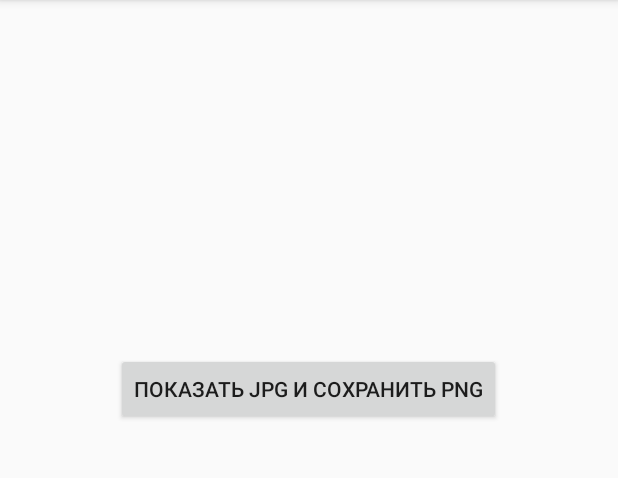
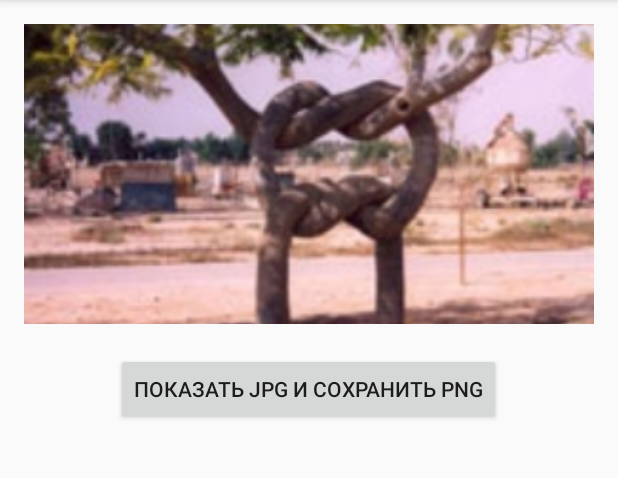
Before and after one commit to bartex12/PopularLibs, an Android app: the screen it shows after launch (MainActivity), after a tap on "ПОКАЗАТЬ JPG И СОХРАНИТЬ PNG", on a phone screen of 412 x 824 dp, the part 84-562 px from its top. Run offline under Robolectric (Android 15) with nearby library versions, the phone set to English and light mode, and no system bars; our stand-ins replace RxJava.

```diff
--- a/app/src/main/java/com/example/popularlibs_homrworks/presenter/MainPresenter.kt
+++ b/app/src/main/java/com/example/popularlibs_homrworks/presenter/MainPresenter.kt
@@ -5,6 +5,6 @@ interface MainPresenter {
     fun getJPGBitmap()
     fun saveJPGfile()
 
-    fun readJPG()
+    fun readAndShowJPG()
     fun convertJPG_toPNG()
 }
--- a/app/src/main/java/com/example/popularlibs_homrworks/presenter/MainPresenterImpl.kt
+++ b/app/src/main/java/com/example/popularlibs_homrworks/presenter/MainPresenterImpl.kt
@@ -25,35 +25,33 @@ class MainPresenterImpl(val view:MainView, val repo: Repository): MainPresenter
                      {view.saveJPGsuccess_Toast()},
                      {it.message?.let { it1 -> view.showError(it1) }})
             },
-            {it.message?.let { it1 -> view.showError(it1) }},
-            { Log.d(TAG, "MainPresenterImpl saveJPGfile  - Завершено успешно")})
+            {it.message?.let { it1 -> view.showError(it1) }})
 
     }
 
-    override fun readJPG() {
-        repo.readJPGpathFile()
-            .map {BitmapFactory.decodeFile(it)}
+    override fun readAndShowJPG() {
+        repo.getDir()
+            .subscribeOn(Schedulers.io()) //уходим в другой поток
+            .map {File(it, "tree.jpg")} //переход от папки к файлу изображения
+            .map { it.absolutePath} //переход к строке для пути
+            .map {BitmapFactory.decodeFile(it)} //переход к bitmap
+            .observeOn(AndroidSchedulers.mainThread()) //возврат в поток UI
             .subscribe(
                 {view.showJPGimage(it)},
                 {it.message?.let { it1 -> view.showError(it1) }})
     }
 
     override fun convertJPG_toPNG() {
-        repo.readJPGpathFile()
+        repo.getDir()
             .subscribeOn(Schedulers.io())
-            .map { File(it) }
-            .observeOn(AndroidSchedulers.mainThread())
             .subscribe ({
+                //Log.d(TAG, "MainPresenterImpl convertJPG_toPNG  - Путь ${it.absolutePath}")
                 repo.convertJPG_toPNG(it)
                     .observeOn(AndroidSchedulers.mainThread())
                     .subscribe (
-                        {Log.d(TAG, "MainPresenterImpl convertJPG_toPNG  -${it.absolutePath.substringAfter(".")}")
-                            view.showPNGsuccess_Toast()},
-                        {it.message?.let { it1 -> view.showError(it1)
-                         Log.d(TAG, "MainPresenterImpl convertJPG_toPNG  -Конвертация НЕ успешно")
-                         }})
+                        {view.showPNGsuccess_Toast()},
+                        {it.message?.let { it1 -> view.showError(it1) }})
             },
-                {it.message?.let { it1 -> view.showError(it1) }},
-                {Log.d(TAG, "MainPresenterImpl convertJPG_toPNG  - Путь получен успешно")})
+                {it.message?.let { it1 -> view.showError(it1) }})
     }
 }
--- a/app/src/main/java/com/example/popularlibs_homrworks/presenter/MainView.kt
+++ b/app/src/main/java/com/example/popularlibs_homrworks/presenter/MainView.kt
@@ -7,9 +7,9 @@ interface MainView {
 
     fun saveJPGsuccess_Toast()
     fun showJPGerror(message:String)
+
     fun showError(message:String)
 
     fun showJPGimage(bitmap: Bitmap)
-//    fun convertPNGandSave(file:File)
     fun showPNGsuccess_Toast()
 }
--- a/app/src/main/java/com/example/popularlibs_homrworks/repository/RepositoryImpl.kt
+++ b/app/src/main/java/com/example/popularlibs_homrworks/repository/RepositoryImpl.kt
@@ -34,16 +34,17 @@ class RepositoryImpl:Repository {
 
     fun convertToPNG(file:File):Boolean {
         var fOut: OutputStream? =null
-        val bitmap = BitmapFactory.decodeFile(file.getAbsolutePath())
+        val oldFile  = File(file, "tree.jpg") // путь к jpg
+        val bitmap = BitmapFactory.decodeFile(oldFile.absolutePath) //bitmap для jpg
+        val newFile = File(file, "tree.png") //меняем файл - новый путь
+        Log.d(TAG, "RepositoryImpl convertToPNG путь к PNG = ${newFile.absolutePath}")
         try{
-            fOut = FileOutputStream(file)
-            bitmap.compress(Bitmap.CompressFormat.PNG, 0, fOut)
+            fOut = FileOutputStream(newFile)
+            bitmap.compress(Bitmap.CompressFormat.PNG, 0, fOut) //конвертация в png
             fOut.flush()
-            Toast.makeText(App.instance, " Сохранено PNG", Toast.LENGTH_SHORT ).show()
             return true
         }catch (e:Exception){
             e.printStackTrace()
-            Toast.makeText(App.instance, "НЕ сохранено PNG ${e.printStackTrace()}", Toast.LENGTH_LONG ).show()
             return false
         }finally {
             fOut?.close()
@@ -60,7 +61,7 @@ class RepositoryImpl:Repository {
             try {
                 sdCard = App.instance.applicationContext
                     .getExternalFilesDir(Environment.DIRECTORY_PICTURES)
-                Log.d(TAG, "saveFile:MEDIA_MOUNTED")
+                Log.d(TAG, "RepositoryImpl : MEDIA_MOUNTED")
             } catch (e: Throwable) {
                 e.printStackTrace()
             }
@@ -68,13 +69,12 @@ class RepositoryImpl:Repository {
         }else if (sdState.equals(Environment.MEDIA_SHARED)){
             try {
                 sdCard = App.instance.getFilesDir()
-                Log.d(TAG, "saveFile:MEDIA_SHARED")
+                Log.d(TAG, "RepositoryImpl : MEDIA_SHARED")
             } catch (e: Throwable) {
                 e.printStackTrace()
             }
         }
         val sdCardCat = sdCard?. let {File(sdCard, "/MyImages")}
-        Log.d(TAG, "saveFile: путь = ${sdCardCat?.absolutePath}")
         sdCardCat?.mkdir()
         return Observable.just(sdCardCat)
 
@@ -101,7 +101,7 @@ class RepositoryImpl:Repository {
     fun saveJPG(fileRepo:File?):Boolean{
         val file: File = File(fileRepo, "tree.jpg"  )
         if (file.exists ()) file.delete()
-
+        Log.d(TAG, "RepositoryImpl saveJPG путь к JPG = ${file.absolutePath}")
         //получаем  Bitmap из ресурсов
         val bitmap =BitmapFactory.decodeResource(App.instance.resources, R.drawable.tree)
         var fOut: OutputStream? =null
--- a/app/src/main/java/com/example/popularlibs_homrworks/view/MainActivity.kt
+++ b/app/src/main/java/com/example/popularlibs_homrworks/view/MainActivity.kt
@@ -1,7 +1,6 @@
 package com.example.popularlibs_homrworks.view
 
 import android.graphics.Bitmap
-import android.graphics.BitmapFactory
 import android.os.Bundle
 import android.util.Log
 import android.widget.Toast
@@ -12,9 +11,6 @@ import com.example.popularlibs_homrworks.presenter.MainPresenterImpl
 import com.example.popularlibs_homrworks.presenter.MainView
 import com.example.popularlibs_homrworks.repository.RepositoryImpl
 import kotlinx.android.synthetic.main.activity_main.*
-import java.io.File
-import java.io.FileOutputStream
-import java.io.OutputStream
 
 
 const val TAG = "33333"
@@ -31,7 +27,7 @@ class MainActivity : AppCompatActivity(), MainView {
         setContentView(R.layout.activity_main)
 
         btn_counter1.setOnClickListener {
-            presenter.readJPG()
+            presenter.readAndShowJPG()
             presenter.convertJPG_toPNG()
         }
     }
@@ -60,6 +56,6 @@ class MainActivity : AppCompatActivity(), MainView {
 
     override fun showJPGimage(bitmap: Bitmap) {
         imageView.setImageBitmap(bitmap)
-        Log.d(TAG, "MainActivity showJPGimage: ")
+        //Log.d(TAG, "MainActivity showJPGimage: ")
     }
 }
```
